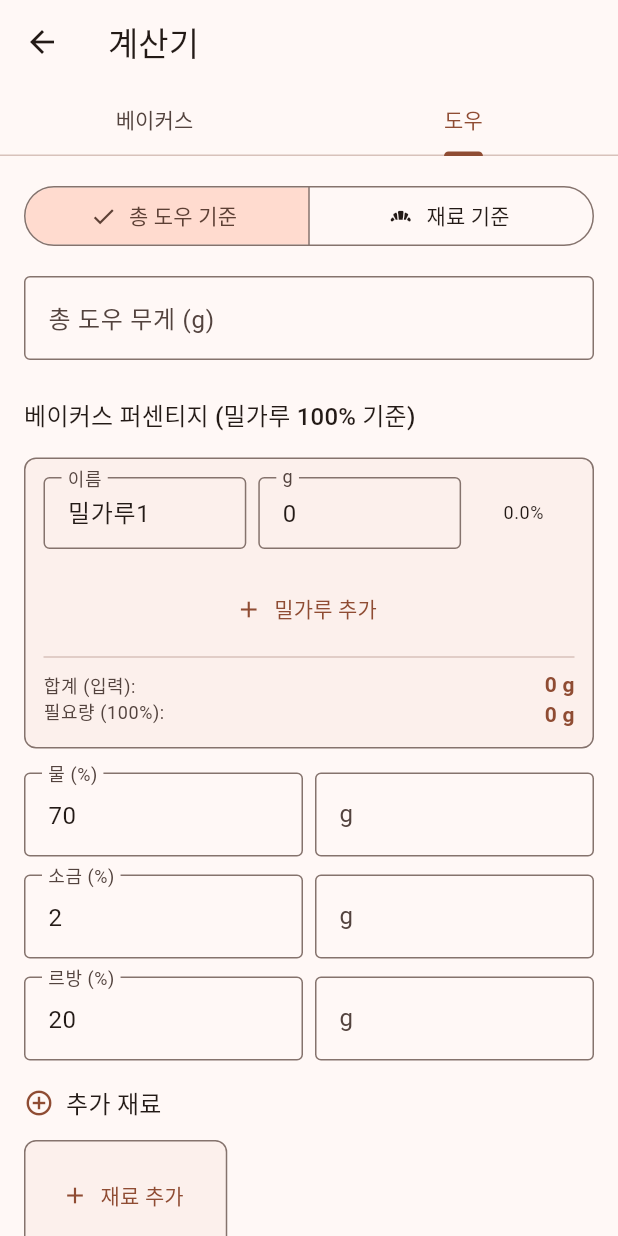
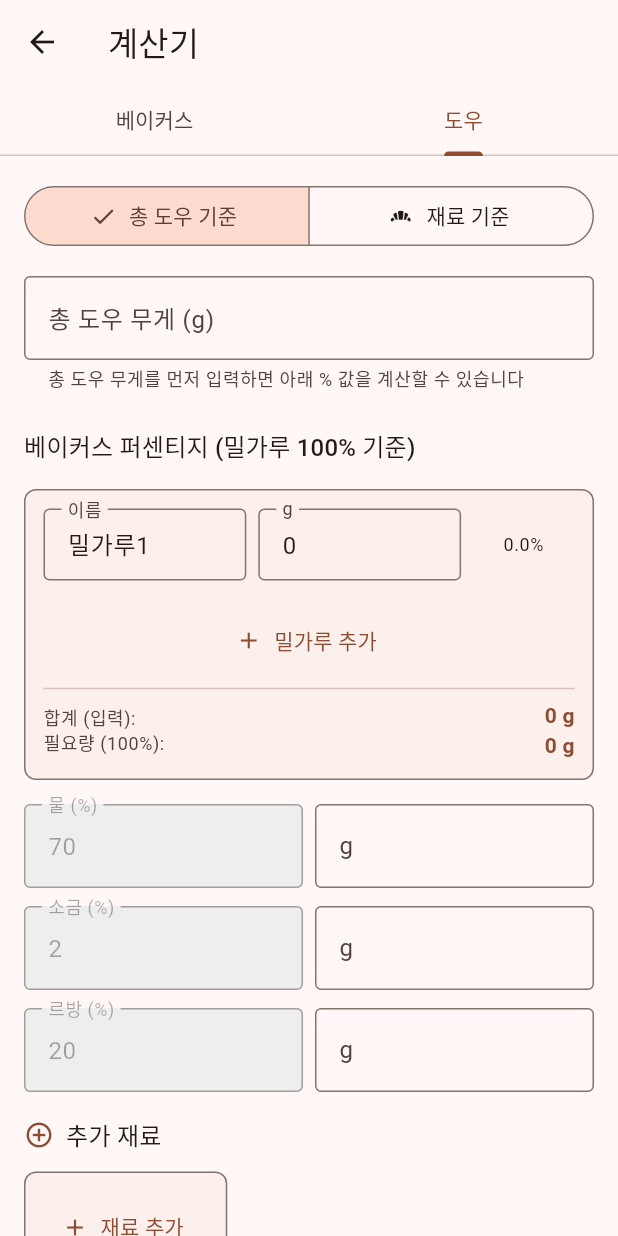
Before and after one commit to youp-han/cooking_timer, a Flutter app: the CalculatorTabScreen screen opened directly, tab 2 chosen, on a phone screen of 412 x 824 dp. Run offline on Flutter 3.47's test engine with Material 3 defaults, Android fonts, the phone set to English and light mode, and no system bars; our stand-ins replace drift, flutter_local_notifications, google_mobile_ads, package_info_plus, shared_preferences; missing offline and left inert: flutter_background_service, flutter_background_service_android; accounts and stored records are empty; generated files the repository leaves out were written again; network calls fail; Roboto replaces fonts that are missing (Pretendard).

Commit message:
[feature]: 총 도우 무게 미입력 시 % 입력 필드 비활성화 및 안내 문구 추가
  총 도우 기준 모드에서 총 도우 무게가 0일 때
  물/소금/르방/추가재료의 % 필드를 grey로 비활성화하고,
  총 도우 무게 입력란 아래에 안내 문구를 표시하여
  입력 순서를 명확하게 안내.

```diff
--- a/cooking_timer_app/lib/screens/dough_calculator_screen.dart
+++ b/cooking_timer_app/lib/screens/dough_calculator_screen.dart
@@ -426,6 +426,10 @@ class _DoughCalculatorScreenState extends State<DoughCalculatorScreen> {
                   fillColor: _calculationMode == 'byIngredients'
                       ? Colors.grey.shade200
                       : null,
+                  helperText: _calculationMode == 'byDough' && (double.tryParse(_totalDoughCtrl.text) ?? 0) <= 0
+                      ? '총 도우 무게를 먼저 입력하면 아래 % 값을 계산할 수 있습니다'
+                      : null,
+                  helperMaxLines: 2,
                 ),
                 keyboardType: TextInputType.number,
                 inputFormatters: inputFormatter,
@@ -454,6 +458,7 @@ class _DoughCalculatorScreenState extends State<DoughCalculatorScreen> {
                 gramsController: _waterGramsCtrl,
                 label: '물',
                 isIngredientsMode: _calculationMode == 'byIngredients',
+                isTotalDoughEmpty: _calculationMode == 'byDough' && (double.tryParse(_totalDoughCtrl.text) ?? 0) <= 0,
                 onPercentChanged: (_) => _calculate(),
                 onGramsChanged: (value) => _calculationMode == 'byIngredients'
                     ? _calculateByIngredients()
@@ -466,6 +471,7 @@ class _DoughCalculatorScreenState extends State<DoughCalculatorScreen> {
                 gramsController: _saltGramsCtrl,
                 label: '소금',
                 isIngredientsMode: _calculationMode == 'byIngredients',
+                isTotalDoughEmpty: _calculationMode == 'byDough' && (double.tryParse(_totalDoughCtrl.text) ?? 0) <= 0,
                 onPercentChanged: (_) => _calculate(),
                 onGramsChanged: (value) => _calculationMode == 'byIngredients'
                     ? _calculateByIngredients()
@@ -478,6 +484,7 @@ class _DoughCalculatorScreenState extends State<DoughCalculatorScreen> {
                 gramsController: _levainGramsCtrl,
                 label: '르방',
                 isIngredientsMode: _calculationMode == 'byIngredients',
+                isTotalDoughEmpty: _calculationMode == 'byDough' && (double.tryParse(_totalDoughCtrl.text) ?? 0) <= 0,
                 onPercentChanged: (_) => _calculate(),
                 onGramsChanged: (value) => _calculationMode == 'byIngredients'
                     ? _calculateByIngredients()
@@ -745,12 +752,12 @@ class _DoughCalculatorScreenState extends State<DoughCalculatorScreen> {
                               labelText: '%',
                               border: const OutlineInputBorder(),
                               isDense: true,
-                              filled: _calculationMode == 'byIngredients',
-                              fillColor: _calculationMode == 'byIngredients' ? Colors.grey.shade200 : null,
+                              filled: _calculationMode == 'byIngredients' || (_calculationMode == 'byDough' && (double.tryParse(_totalDoughCtrl.text) ?? 0) <= 0),
+                              fillColor: Colors.grey.shade200,
                             ),
                             keyboardType: TextInputType.number,
                             inputFormatters: inputFormatter,
-                            enabled: _calculationMode != 'byIngredients',
+                            enabled: _calculationMode != 'byIngredients' && (_calculationMode != 'byDough' || (double.tryParse(_totalDoughCtrl.text) ?? 0) > 0),
                             readOnly: _calculationMode == 'byIngredients',
                             onChanged: (_) => _calculate(),
                             onTap: () {
--- a/cooking_timer_app/lib/widgets/calculator/dual_input_field.dart
+++ b/cooking_timer_app/lib/widgets/calculator/dual_input_field.dart
@@ -16,6 +16,7 @@ class DualInputField extends StatelessWidget {
   final TextEditingController gramsController;
   final String label;
   final bool isIngredientsMode;
+  final bool isTotalDoughEmpty;
   final ValueChanged<String>? onPercentChanged;
   final ValueChanged<String>? onGramsChanged;
   final List<TextInputFormatter>? percentFormatters;
@@ -27,6 +28,7 @@ class DualInputField extends StatelessWidget {
     required this.gramsController,
     required this.label,
     this.isIngredientsMode = false,
+    this.isTotalDoughEmpty = false,
     this.onPercentChanged,
     this.onGramsChanged,
     this.percentFormatters,
@@ -35,6 +37,8 @@ class DualInputField extends StatelessWidget {
 
   @override
   Widget build(BuildContext context) {
+    final percentDisabled = isIngredientsMode || isTotalDoughEmpty;
+
     return Row(
       children: [
         // % 입력
@@ -45,15 +49,15 @@ class DualInputField extends StatelessWidget {
             decoration: InputDecoration(
               labelText: '$label (%)',
               border: const OutlineInputBorder(),
-              filled: isIngredientsMode,
-              fillColor: isIngredientsMode ? Colors.grey.shade200 : null,
+              filled: percentDisabled,
+              fillColor: percentDisabled ? Colors.grey.shade200 : null,
             ),
             keyboardType: TextInputType.number,
             inputFormatters: percentFormatters,
-            enabled: !isIngredientsMode,
+            enabled: !percentDisabled,
             readOnly: isIngredientsMode,
             onChanged: onPercentChanged,
-            onTap: autoSelectOnTap && !isIngredientsMode
+            onTap: autoSelectOnTap && !percentDisabled
                 ? () => TextFieldHelper.selectAllOnTap(percentController)
                 : null,
           ),
```
